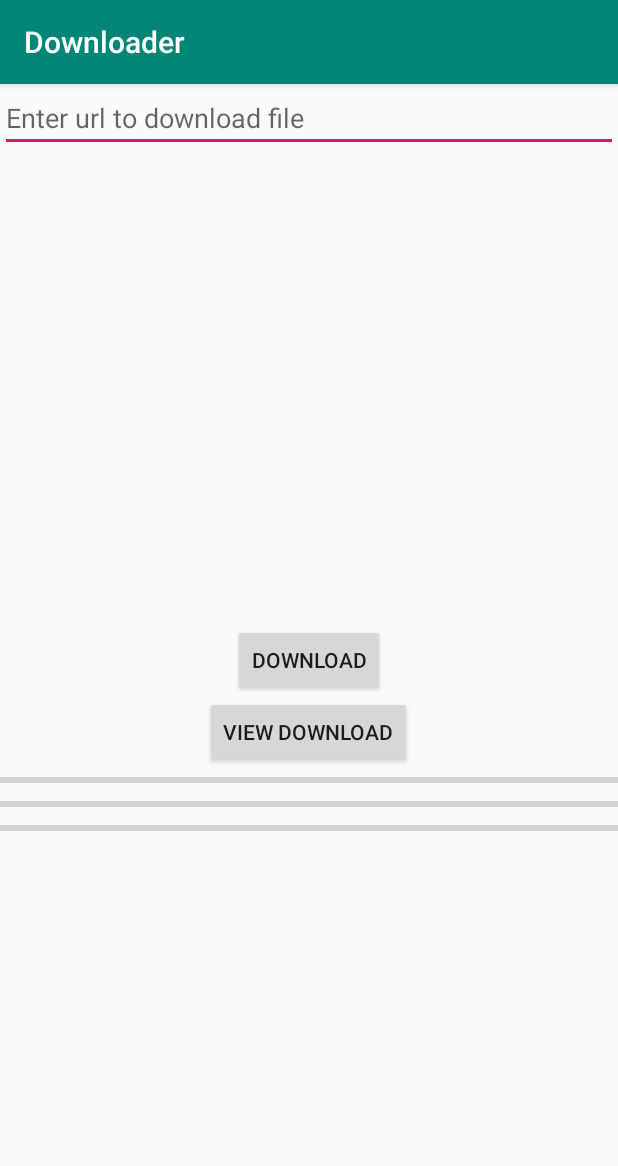
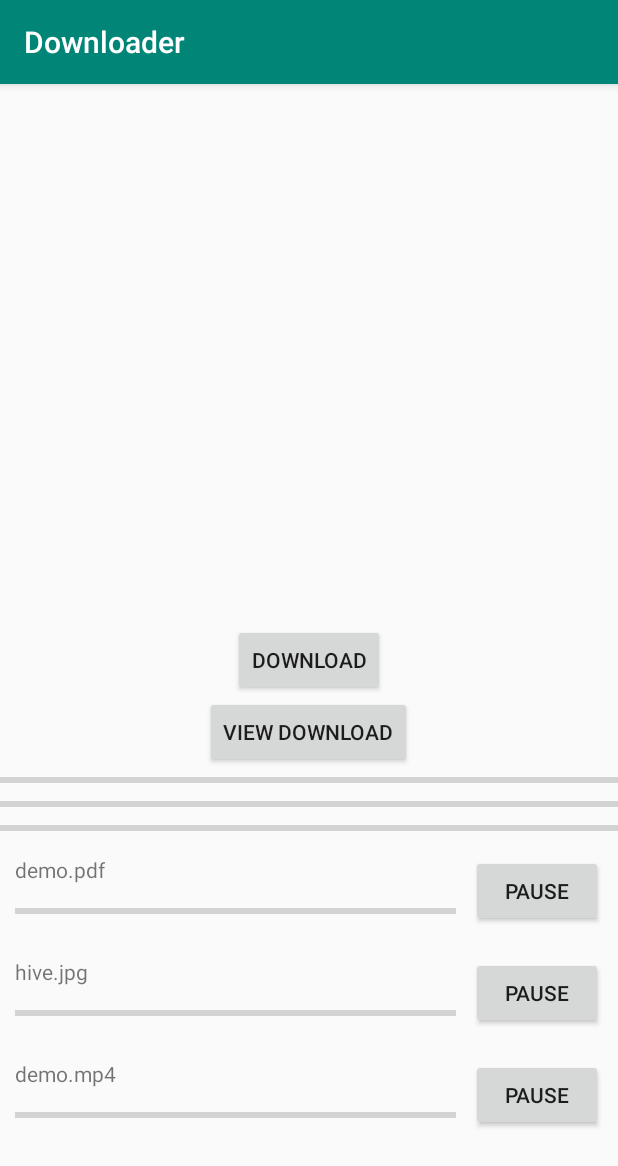
Before and after one commit to Thuongkenzin/DownloaderApp, an Android app: the screen it shows after launch (MainActivity), after a tap on "DOWNLOAD", on a phone screen of 412 x 824 dp. Shown: the top 1166 px of the screen. Run offline under Robolectric (Android 15) with nearby library versions, the phone set to English and light mode, and no system bars.

Commit message:
Them recycler view

```diff
--- a/app/build.gradle
+++ b/app/build.gradle
@@ -22,6 +22,7 @@ dependencies {
     implementation fileTree(dir: 'libs', include: ['*.jar'])
     implementation 'com.android.support:appcompat-v7:28.0.0'
     implementation 'com.android.support.constraint:constraint-layout:1.1.3'
+    implementation 'com.android.support:recyclerview-v7:28.0.0'
     testImplementation 'junit:junit:4.12'
     androidTestImplementation 'com.android.support.test:runner:1.0.2'
     androidTestImplementation 'com.android.support.test.espresso:espresso-core:3.0.2'
--- /dev/null
+++ b/app/src/main/java/com/example/downloader/DownloadAdapter.java
@@ -0,0 +1,54 @@
+package com.example.downloader;
+
+import android.support.annotation.NonNull;
+import android.support.v7.widget.RecyclerView;
+import android.view.LayoutInflater;
+import android.view.View;
+import android.view.ViewGroup;
+import android.widget.ProgressBar;
+import android.widget.TextView;
+
+
+import java.util.List;
+
+public class DownloadAdapter extends RecyclerView.Adapter<DownloadAdapter.DownloadViewHolder> {
+    private List<DownloadTask> downloadData;
+
+    public DownloadAdapter(List<DownloadTask> data) {
+        this.downloadData = data;
+    }
+
+    @NonNull
+    @Override
+    public DownloadViewHolder onCreateViewHolder(@NonNull ViewGroup viewGroup, int i) {
+        LayoutInflater inflater = LayoutInflater.from(viewGroup.getContext());
+        View view = inflater.inflate(R.layout.number_list_items,viewGroup,false);
+        return new DownloadViewHolder(view);
+    }
+
+    @Override
+    public void onBindViewHolder(@NonNull DownloadViewHolder downloadViewHolder, int i) {
+        downloadViewHolder.bind(downloadData.get(i));
+    }
+
+    @Override
+    public int getItemCount() {
+        return downloadData.size();
+    }
+
+    public class DownloadViewHolder extends RecyclerView.ViewHolder{
+        TextView txtDownloadName;
+        ProgressBar pbDownload;
+
+        public DownloadViewHolder(@NonNull View itemView) {
+            super(itemView);
+            txtDownloadName = itemView.findViewById(R.id.tv_item_number);
+            pbDownload = itemView.findViewById(R.id.pb_item_number);
+        }
+        void bind(DownloadTask downloadTask){
+            txtDownloadName.setText(downloadTask.downloadFileName);
+            downloadTask.progressBar = pbDownload;
+        }
+
+    }
+}
--- a/app/src/main/java/com/example/downloader/DownloadTask.java
+++ b/app/src/main/java/com/example/downloader/DownloadTask.java
@@ -26,9 +26,11 @@ public class DownloadTask {
     private static final String TAG = "DownloadTask";
     private Context context;
     private String downloadUrl;
-    private String downloadFileName;
-    private ViewGroup viewGroup;
+    String downloadFileName;
+
     ProgressBar progressBar;
+    double fileSize =0;
+    String fileDir = Environment.getExternalStoragePublicDirectory(Environment.DIRECTORY_DOWNLOADS).getPath();
 
     public void initProgressBar(Context context){
         progressBar = new ProgressBar(context, null, android.R.attr.progressBarStyleHorizontal);
@@ -38,6 +40,7 @@ public class DownloadTask {
         progressBar.setIndeterminate(false);
 
     }
+
     public DownloadTask(Context context, String downloadUrl,ProgressBar progressBar){
         this.context = context;
         //this.viewGroup = viewGroup;
@@ -49,6 +52,12 @@ public class DownloadTask {
         startAsyncTaskInParallel(new DownloadingTask());
     }
 
+    public DownloadTask(Context context,String downloadUrl){
+        this.context = context;
+        this.downloadUrl = downloadUrl;
+        this.downloadFileName= downloadUrl.substring(downloadUrl.lastIndexOf('/')+1);
+        startAsyncTaskInParallel(new DownloadingTask());
+    }
     // allow AsyncTask execute parallel
     @TargetApi(Build.VERSION_CODES.HONEYCOMB)
     private void startAsyncTaskInParallel(DownloadingTask task) {
@@ -56,6 +65,16 @@ public class DownloadTask {
             task.executeOnExecutor(AsyncTask.THREAD_POOL_EXECUTOR);
         else
             task.execute();
+    }
+
+    private long isIncomplete(){
+        File dir = new File(fileDir);
+        File file = new File(dir, downloadFileName );
+        if(file.exists()){
+            Log.d("status", "Download is incomplete, file size:" + file.length());
+            return file.length();
+        }
+        return 0;
     }
 
     private class DownloadingTask extends AsyncTask<Void,Integer,Void>{
@@ -77,58 +96,72 @@ public class DownloadTask {
         @Override
         protected Void doInBackground(Void... voids) {
             try {
+                double downloadedSize =0;
                 URL url = new URL(downloadUrl);
                 HttpURLConnection connection = (HttpURLConnection) url.openConnection();
                 connection.setRequestMethod("GET");
+                connection.setConnectTimeout(10000);
+                connection.setReadTimeout(10000);
+
+                // connection.connect();
+
+//                if (connection.getResponseCode() !=HttpURLConnection.HTTP_OK){
+//                    Log.e(TAG, "Server return HTTP " + connection.getResponseCode() + " " + connection.getResponseMessage());
+//                }
+//
+//                if (new CheckForSDCard().isSDCardPresent()) {
+//
+//                    //apkStorage = new File(Environment.getExternalStorageDirectory() + "/" + "Android Download");
+//                   // apkStorage = new File(Environment.getExternalStoragePublicDirectory(Environment.DIRECTORY_DOWNLOADS)  , "/Android_Download");
+//                   apkStorage = new File(Environment.getExternalStoragePublicDirectory(Environment.DIRECTORY_DOWNLOADS).getPath());
+//                }
+//
+//
+//                if(!apkStorage.exists()){
+//                    apkStorage.mkdir();
+//                    Log.e(TAG,"Directory created.");
+//                }
+
+                long downloaded = isIncomplete();
+                if(downloaded >0){
+                    connection.setRequestProperty("Range","byte="+(downloaded)+"-");
+                    downloadedSize = downloaded;
+                    fileSize = downloaded;
+                }
+                connection.setDoOutput(true);
+
                 connection.connect();
+                fileSize += connection.getContentLength();
 
-                if (connection.getResponseCode() !=HttpURLConnection.HTTP_OK){
-                    Log.e(TAG, "Server return HTTP " + connection.getResponseCode() + " " + connection.getResponseMessage());
-                }
+               // outputFile = new File(apkStorage, downloadFileName);
 
-                if (new CheckForSDCard().isSDCardPresent()) {
-
-                    //apkStorage = new File(Environment.getExternalStorageDirectory() + "/" + "Android Download");
-                   // apkStorage = new File(Environment.getExternalStoragePublicDirectory(Environment.DIRECTORY_DOWNLOADS)  , "/Android_Download");
-                   apkStorage = new File(Environment.getExternalStoragePublicDirectory(Environment.DIRECTORY_DOWNLOADS).getPath());
-                }
-
-                if(!apkStorage.exists()){
-                    apkStorage.mkdir();
-                    Log.e(TAG,"Directory created.");
-                }
-
-                outputFile = new File(apkStorage, downloadFileName);
-
-                Log.d(TAG, "File download:" +outputFile.getAbsolutePath());
-
-                if(!outputFile.exists()){
-                    outputFile.createNewFile();
-                    Log.e(TAG, "File Created");
-                    Log.d(TAG, "File download:" +outputFile.getAbsolutePath());
-
-                }
+//                Log.d(TAG, "File download:" +outputFile.getAbsolutePath());
+//
+//                if(!outputFile.exists()){
+//                    outputFile.createNewFile();
+//                    Log.e(TAG, "File Created");
+//                    Log.d(TAG, "File download:" +outputFile.getAbsolutePath());
+//
+//                }
 
 
-                int fileLength = connection.getContentLength();
+                //int fileLength = connection.getContentLength();
+                FileOutputStream fos;
 
-                FileOutputStream fos = new FileOutputStream(outputFile);
+                fos = new FileOutputStream(new File(fileDir,downloadFileName),true);
+
+
                 InputStream is = connection.getInputStream();
 
                 byte[] buffer = new byte[1024];
-                int total =0;
                 int count = 0;
                 while((count = is.read(buffer)) != -1){
-                    total += count;
-                    if(fileLength > 0){
+                    downloadedSize +=count;
+                    if(fileSize > 0){
                         //update progress
-                        publishProgress((int)(100* total/fileLength));
+                        publishProgress((int)(100* downloadedSize/fileSize));
                     }
 
-                    if(isCancelled()){
-                        is.close();
-                        return null;
-                    }
                     fos.write(buffer,0,count);
                 }
 
@@ -136,6 +169,7 @@ public class DownloadTask {
                 fos.flush();
                 fos.close();
                 is.close();
+                connection.disconnect();
 
                 Log.e(TAG,"Done");
             } catch (Exception e) {
--- a/app/src/main/java/com/example/downloader/MainActivity.java
+++ b/app/src/main/java/com/example/downloader/MainActivity.java
@@ -9,6 +9,8 @@ import android.net.Uri;
 import android.os.Bundle;
 import android.os.Environment;
 import android.support.v7.app.AppCompatActivity;
+import android.support.v7.widget.LinearLayoutManager;
+import android.support.v7.widget.RecyclerView;
 import android.util.Log;
 import android.view.View;
 import android.widget.Button;
@@ -18,12 +20,15 @@ import android.widget.RelativeLayout;
 import android.widget.Toast;
 
 import java.io.File;
+import java.util.ArrayList;
 
 public class MainActivity extends AppCompatActivity {
 
-    EditText urlText;
     Button mDownloadBtn;
     Button mViewBtn;
+    private RecyclerView mDownloadList;
+    private DownloadAdapter downloadAdapter;
+    ArrayList<DownloadTask> downloadData = new ArrayList<DownloadTask>();
 
     ProgressBar progressBar1,progressBar2,progressBar3;
 
@@ -33,33 +38,44 @@ public class MainActivity extends AppCompatActivity {
         setContentView(R.layout.activity_main);
 
 
-        urlText = findViewById(R.id.urlText);
+
         mDownloadBtn = findViewById(R.id.downloadURL);
 
         mViewBtn = findViewById(R.id.view_download);
-        final RelativeLayout rl = findViewById(R.id.relative_layout);
 
         progressBar1 = findViewById(R.id.progress_bar);
+        progressBar1.setContentDescription("Download file");
         progressBar2= findViewById(R.id.progress_bar2);
         progressBar3 = findViewById(R.id.progress_bar3);
+
+        mDownloadList = findViewById(R.id.rv_numbers);
+        LinearLayoutManager layoutManager = new LinearLayoutManager(this);
+        mDownloadList.setLayoutManager(layoutManager);
+
+        downloadAdapter = new DownloadAdapter(downloadData);
+        mDownloadList.setAdapter(downloadAdapter);
+
 
         mDownloadBtn.setOnClickListener(new View.OnClickListener() {
             @Override
             public void onClick(View v) {
 
-                String url = "https://www.nasa.gov/images/content/206402main_jsc2007e113280_hires.jpg";
+                String url = "http://androhub.com/demo/demo.pdf";
                 String url2 = "https://api.androidhive.info/progressdialog/hive.jpg";
                 String url3 = "http://androhub.com/demo/demo.mp4";
+
                 if(isConnectingToInternet()) {
-                    new DownloadTask(MainActivity.this, url,progressBar1);
-                    new DownloadTask(MainActivity.this,url2,progressBar2);
-                    new DownloadTask(MainActivity.this,url3,progressBar3);
+                    downloadData.add(new DownloadTask(MainActivity.this, url));
+                    downloadData.add(new DownloadTask(MainActivity.this,url2));
+                    downloadData.add(new DownloadTask(MainActivity.this,url3));
+                    mDownloadList.setAdapter(downloadAdapter);
 
                 }else{
                     Toast.makeText(MainActivity.this, "There is no internet connection.", Toast.LENGTH_SHORT).show();
                 }
             }
         });
+
 
         mViewBtn.setOnClickListener(new View.OnClickListener() {
             @Override
@@ -70,6 +86,8 @@ public class MainActivity extends AppCompatActivity {
             }
         });
     }
+
+
 
     private void startDownloading(){
         //String url = urlText.getText().toString();
--- a/app/src/main/res/layout/activity_main.xml
+++ b/app/src/main/res/layout/activity_main.xml
@@ -6,11 +6,6 @@
     android:id="@+id/relative_layout"
     tools:context=".MainActivity">
 
-    <EditText
-        android:id="@+id/urlText"
-        android:hint="Enter url to download file"
-        android:layout_width="match_parent"
-        android:layout_height="wrap_content" />
     <Button
         android:layout_width="wrap_content"
         android:layout_height="wrap_content"
@@ -51,4 +46,11 @@
         android:layout_below="@id/progress_bar2"
         style="@style/Widget.AppCompat.ProgressBar.Horizontal"/>
 
+    <android.support.v7.widget.RecyclerView
+        android:layout_width="wrap_content"
+        android:layout_height="wrap_content"
+        android:id="@+id/rv_numbers"
+        android:layout_below="@+id/progress_bar3"></android.support.v7.widget.RecyclerView>
+
+
 </RelativeLayout>
--- /dev/null
+++ b/app/src/main/res/layout/number_list_items.xml
@@ -0,0 +1,33 @@
+<?xml version="1.0" encoding="utf-8"?>
+<RelativeLayout xmlns:android="http://schemas.android.com/apk/res/android"
+    android:layout_width="match_parent"
+    android:layout_height="wrap_content"
+    >
+
+    <TextView
+        android:id="@+id/tv_item_number"
+        android:layout_width="wrap_content"
+        android:layout_height="wrap_content"
+        android:layout_margin="10dp"/>
+
+    <ProgressBar
+
+        android:id="@+id/pb_item_number"
+        style="@style/Widget.AppCompat.ProgressBar.Horizontal"
+        android:layout_width="match_parent"
+        android:layout_height="wrap_content"
+        android:layout_toStartOf="@id/button2"
+        android:layout_alignStart="@+id/tv_item_number"
+        android:layout_below="@id/tv_item_number"
+        android:indeterminate="false"
+        android:max="100" />
+
+    <Button
+        android:id="@+id/button2"
+        android:layout_margin="10dp"
+        android:layout_alignParentEnd="true"
+        android:layout_width="wrap_content"
+        android:layout_height="wrap_content"
+        android:text="Pause" />
+
+</RelativeLayout>
```
Also changed, not shown: 1 other file.
